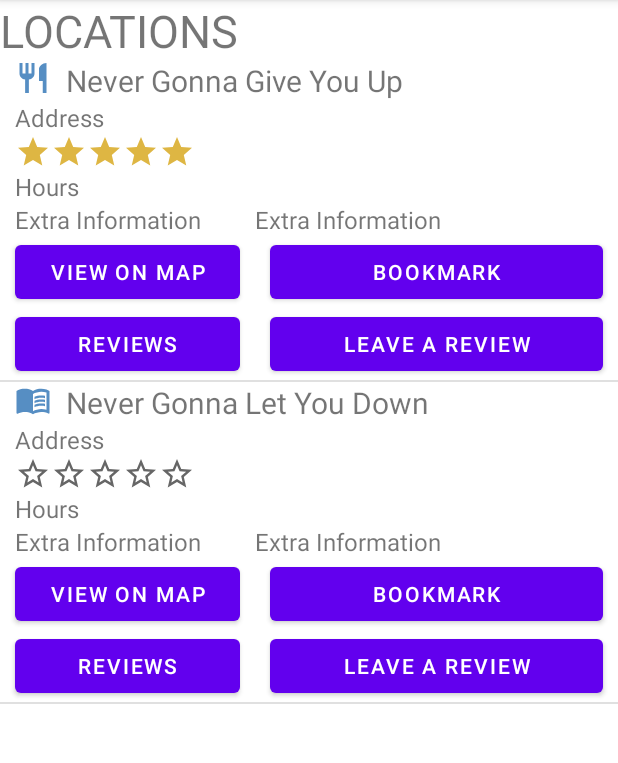
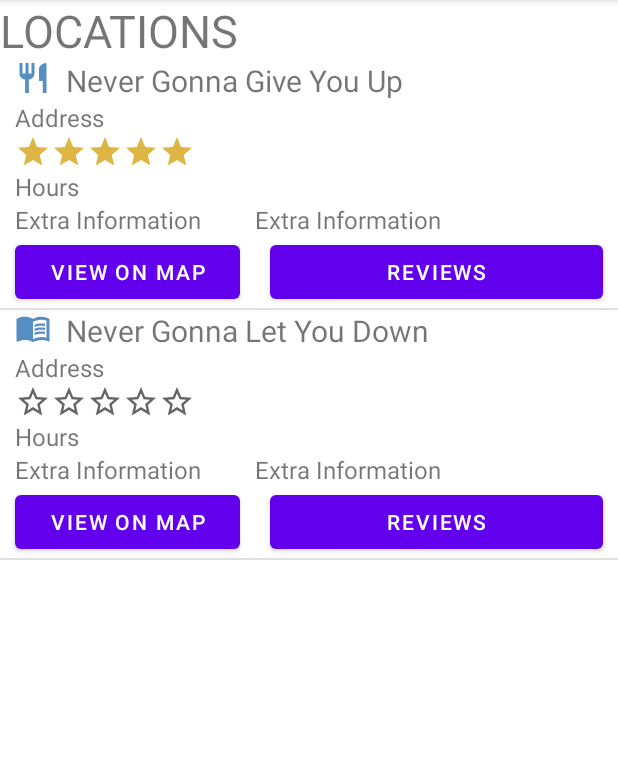
Before and after one commit to CSC207-UofT/course-project-aarves, an Android app: the LocationActivity screen opened directly, with no data from a screen before it, on a phone screen of 412 x 824 dp, the part 84-847 px from its top. Run offline under Robolectric (Android 15) with nearby library versions, the light colour scheme and no system bars; our stand-ins replace Room's generated code.

Commit message:
Bookmark and create review button are now not visible if user is on a guest account

```diff
--- a/app/src/main/java/com/aarves/bluepages/gui/LocationActivity.java
+++ b/app/src/main/java/com/aarves/bluepages/gui/LocationActivity.java
@@ -6,6 +6,7 @@ import androidx.appcompat.app.AppCompatActivity;
 
 import com.aarves.bluepages.R;
 import com.aarves.bluepages.MainApplication;
+import com.aarves.bluepages.adapter.controllers.AccountController;
 import com.aarves.bluepages.adapter.controllers.LocationController;
 import com.aarves.bluepages.adapter.presenters.LocationView;
 import com.aarves.bluepages.adapter.presenters.LocationViewModel;
@@ -15,8 +16,11 @@ import java.util.List;
 public class LocationActivity extends AppCompatActivity implements LocationView {
     public static final String LOCATION_ID = "locationId";
     public static final String IS_BOOKMARK = "isBookmark";
+    public static final String USERNAME = "username";
+    public static final String GUEST = "Guest";
 
     private LocationController locationController;
+    private AccountController accountController;
     private LocationArrayAdapter locationAdapter;
     private boolean isBookmark;
 
@@ -29,10 +33,11 @@ public class LocationActivity extends AppCompatActivity implements LocationView
         // Set Location controller
         MainApplication application = (MainApplication) this.getApplication();
         this.locationController = application.getAdapters().getLocationController();
+        this.accountController = application.getAdapters().getAccountController();
         application.setLocationView(this);
 
         // Inject the locations into the views
-        this.locationAdapter = new LocationArrayAdapter(this, R.layout.activity_location, locationController);
+        this.locationAdapter = new LocationArrayAdapter(this, R.layout.activity_location, locationController, accountController);
         locationListView.setAdapter(this.locationAdapter);
 
         // Check if bookmarked locations or all locations
--- a/app/src/main/java/com/aarves/bluepages/gui/LocationArrayAdapter.java
+++ b/app/src/main/java/com/aarves/bluepages/gui/LocationArrayAdapter.java
@@ -12,21 +12,24 @@ import android.widget.ImageView;
 import android.widget.TextView;
 
 import com.aarves.bluepages.R;
+import com.aarves.bluepages.adapter.controllers.AccountController;
 import com.aarves.bluepages.adapter.controllers.LocationController;
 import com.aarves.bluepages.adapter.presenters.LocationViewModel;
 
 public class LocationArrayAdapter extends ArrayAdapter<LocationViewModel> {
     private final LocationController locationController;
+    private final AccountController accountController;
     private final Context context;
     private final int resource;
 
-    public LocationArrayAdapter(Context context, int resource, LocationController locationController) {
+    public LocationArrayAdapter(Context context, int resource, LocationController locationController, AccountController accountController) {
         super(context, resource);
 
         this.context = context;
         this.resource = resource;
 
         this.locationController = locationController;
+        this.accountController = accountController;
     }
 
     @Override
@@ -48,6 +51,18 @@ public class LocationArrayAdapter extends ArrayAdapter<LocationViewModel> {
         }
         else {
             locationImage.setImageResource(R.drawable.ic_baseline_restaurant_24);
+        }
+
+        // Set the button visibility - guest/not guest
+        Button bookmarkButton = convertView.findViewById(R.id.locationBookmark);
+        Button reviewButton = convertView.findViewById(R.id.locationLeaveReview);
+        if (accountController.isLoggedIn()) {
+            bookmarkButton.setVisibility(View.VISIBLE);
+            reviewButton.setVisibility(View.VISIBLE);
+        }
+        else {
+            bookmarkButton.setVisibility(View.GONE);
+            reviewButton.setVisibility(View.GONE);
         }
 
         RatingHelper.setRating(convertView, location.getRating());
--- a/app/src/main/java/com/aarves/bluepages/gui/LoginActivity.java
+++ b/app/src/main/java/com/aarves/bluepages/gui/LoginActivity.java
@@ -31,9 +31,9 @@ public class LoginActivity extends AccountViewImpl {
         this.accountController.login(username, password);
 
         // Pass data to AccountMenuActivity to allow sign-out functionality
-        Intent i = new Intent(LoginActivity.this, AccountMenuActivity.class);
-        i.putExtra("password", password);
-        i.putExtra("username", username);
+        Intent intent1 = new Intent(LoginActivity.this, AccountMenuActivity.class);
+        intent1.putExtra("password", password);
+        intent1.putExtra("username", username);
 
     }
 
--- a/app/src/main/res/layout/activity_create_review.xml
+++ b/app/src/main/res/layout/activity_create_review.xml
@@ -57,7 +57,7 @@
             android:layout_width="wrap_content"
             android:layout_height="wrap_content" app:srcCompat="@drawable/ic_baseline_star_border_24"
             android:id="@+id/starButton1"
-            app:layout_constraintStart_toStartOf="parent" android:layout_marginStart="35dp"
+            app:layout_constraintStart_toStartOf="parent" android:layout_marginStart="50dp"
             android:layout_marginTop="8dp" app:layout_constraintTop_toBottomOf="@+id/textView2"
             app:layout_constraintEnd_toStartOf="@+id/starButton2" android:layout_marginBottom="21dp"
             app:layout_constraintBottom_toTopOf="@+id/reviewTextBody"
--- a/app/src/main/res/layout/activity_location.xml
+++ b/app/src/main/res/layout/activity_location.xml
@@ -100,23 +100,23 @@
                 android:layout_height="wrap_content"
                 android:text="View on map"/>
         <Button
-                android:id="@+id/locationBookmark"
+                android:id="@+id/locationReviews"
                 android:layout_marginLeft="10dp"
                 android:layout_marginRight="10dp"
                 android:layout_width="match_parent"
                 android:layout_height="wrap_content"
-                android:text="Bookmark"/>
+                android:text="Reviews"/>
     </LinearLayout>
     <LinearLayout android:layout_width="match_parent"
                   android:layout_height="match_parent"
                   android:orientation="horizontal">
         <Button
-                android:id="@+id/locationReviews"
+                android:id="@+id/locationBookmark"
                 android:layout_marginLeft="10dp"
                 android:layout_width="150dp"
                 android:layout_marginRight="10dp"
                 android:layout_height="wrap_content"
-                android:text="Reviews"/>
+                android:text="Bookmarks"/>
         <Button
                 android:id="@+id/locationLeaveReview"
                 android:layout_marginLeft="10dp"
--- a/core/src/main/java/com/aarves/bluepages/adapter/controllers/AccountController.java
+++ b/core/src/main/java/com/aarves/bluepages/adapter/controllers/AccountController.java
@@ -17,6 +17,10 @@ public class AccountController {
         this.accountInput.login(username, password);
     }
 
+    public boolean isLoggedIn() {
+        return this.accountInput.isLoggedIn();
+    }
+
     public void logout() {
         this.accountInput.logout();
     }
```
